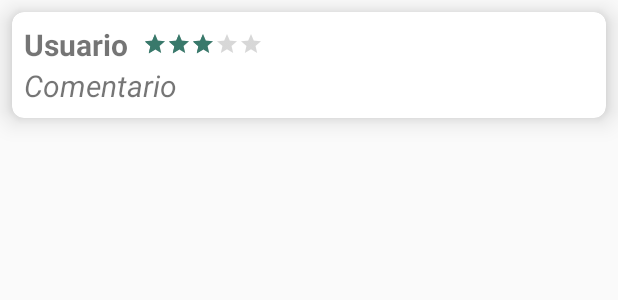
After one commit to Liv4T/LaJaujaCliente, an Android app: the layout show_comment_dialog.xml on its own in the app's theme, with its tools: preview values and no code run, on a phone screen of 412 x 824 dp. The commit adds this screen. Shown: the top 300 px of the screen. Run offline under Robolectric (Android 15) with nearby library versions, the phone set to English and light mode, and no system bars.

Commit message:
Actualizado comentarios por comida, hace falta el rating en ese listado porque lo toma como 0

```diff
--- a/app/src/main/java/com/dybcatering/lajauja/Common/Common.java
+++ b/app/src/main/java/com/dybcatering/lajauja/Common/Common.java
@@ -18,6 +18,8 @@ public class Common {
     public static String PHONE_TEXT = "userPhone";
 
     public static final String BASE_URL = "https://fcm.googleapis.com/";
+
+    public static final String INTENT_FOOD_ID = "FoodId";
 
     public static APIService getFCMService(){
         return RetrofitClient.getClient(BASE_URL).create(APIService.class);
--- a/app/src/main/java/com/dybcatering/lajauja/FoodList.java
+++ b/app/src/main/java/com/dybcatering/lajauja/FoodList.java
@@ -264,7 +264,7 @@ public class FoodList extends AppCompatActivity {
         }
     };
         Log.d("TAG", ""+adapter.getItemCount());
-    recyclerView.setAdapter(adapter);
+        recyclerView.setAdapter(adapter);
         swipeRefreshLayout.setRefreshing(false);
 
     }
--- a/app/src/main/java/com/dybcatering/lajauja/ui/home/HomeFragment.java
+++ b/app/src/main/java/com/dybcatering/lajauja/ui/home/HomeFragment.java
@@ -91,7 +91,7 @@ public class HomeFragment extends Fragment {
                     public void onClick(View view, int position, boolean isLongClick) {
                         //Toast.makeText(getActivity(), ""+clickitem.getName(), Toast.LENGTH_SHORT).show();
                         Intent foodList = new Intent(getActivity(), FoodList.class);
-                        foodList.putExtra("CategoryId", adapter.getRef(i).getKey());
+                        foodList.putExtra("CategoryId", adapter.getRef(position).getKey());
                         startActivity(foodList);
                     }
                 });
--- /dev/null
+++ b/app/src/main/res/layout/show_comment_dialog.xml
@@ -0,0 +1,50 @@
+<?xml version="1.0" encoding="utf-8"?>
+<androidx.cardview.widget.CardView
+    xmlns:android="http://schemas.android.com/apk/res/android"
+    xmlns:appNs="http://schemas.android.com/apk/res-auto"
+    android:layout_width="match_parent"
+    android:layout_height="wrap_content"
+    android:layout_margin="8dp"
+    appNs:cardElevation="10dp"
+    appNs:cardCornerRadius="8dp">
+
+    <LinearLayout
+        android:orientation="vertical"
+        android:layout_margin="8dp"
+        android:layout_width="match_parent"
+        android:layout_height="wrap_content">
+
+        <LinearLayout
+            android:layout_width="match_parent"
+            android:layout_height="wrap_content"
+            android:orientation="horizontal">
+
+            <TextView
+                android:id="@+id/txtUserPhone"
+                android:layout_width="wrap_content"
+                android:layout_height="wrap_content"
+                android:textSize="20sp"
+                android:textStyle="bold"
+                android:text="Usuario" />
+
+            <RatingBar
+                android:layout_marginLeft="10dp"
+                android:id="@+id/RatingBar"
+                android:rating="3"
+                style="?android:attr/ratingBarStyleSmall"
+                android:layout_gravity="center_vertical"
+                android:layout_width="wrap_content"
+                android:layout_height="wrap_content"/>
+        </LinearLayout>
+
+
+        <TextView
+            android:id="@+id/txtComment"
+            android:layout_width="wrap_content"
+            android:layout_height="wrap_content"
+            android:textSize="20sp"
+            android:textStyle="italic"
+            android:text="Comentario" />
+    </LinearLayout>
+
+</androidx.cardview.widget.CardView>
```
Also changed, not shown: app/src/main/AndroidManifest.xml (+4 -8 lines), app/src/main/java/com/dybcatering/lajauja/FoodDetail.java (+30 -0 lines), app/src/main/java/com/dybcatering/lajauja/ShowComment.java (added, +107 -0 lines), app/src/main/java/com/dybcatering/lajauja/ViewHolder/ShowCommentViewHolder.java (added, +23 -0 lines), app/src/main/res/layout/activity_food_detail.xml (+15 -0 lines), app/src/main/res/layout/activity_show_comment.xml (added, +14 -0 lines).
